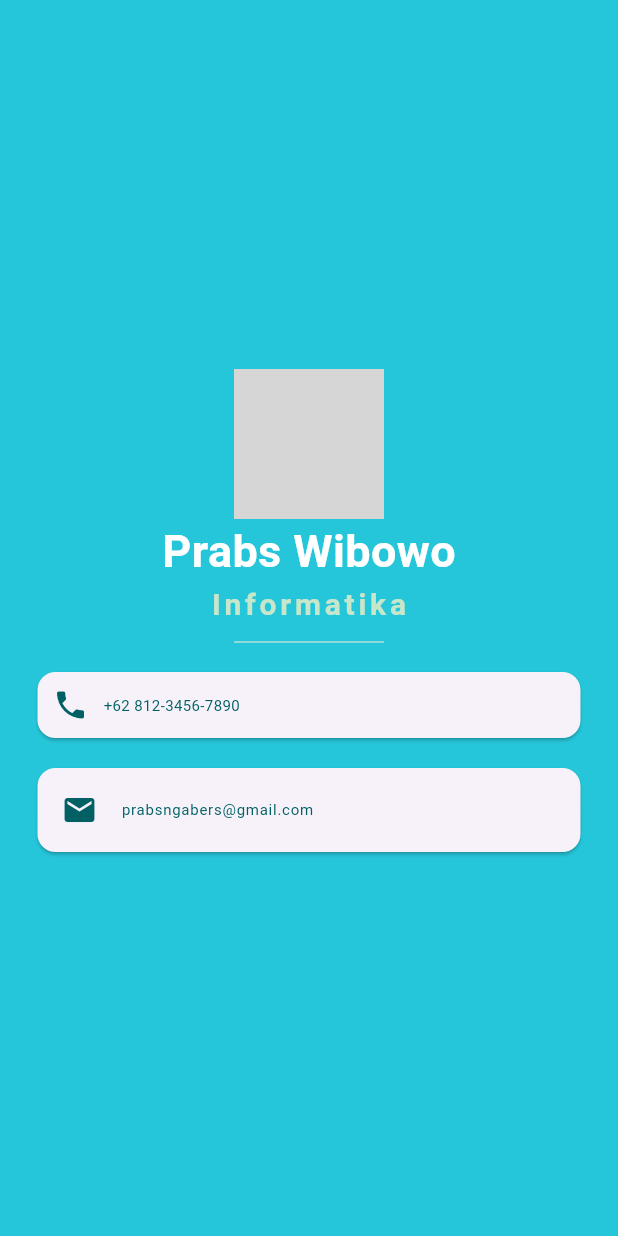
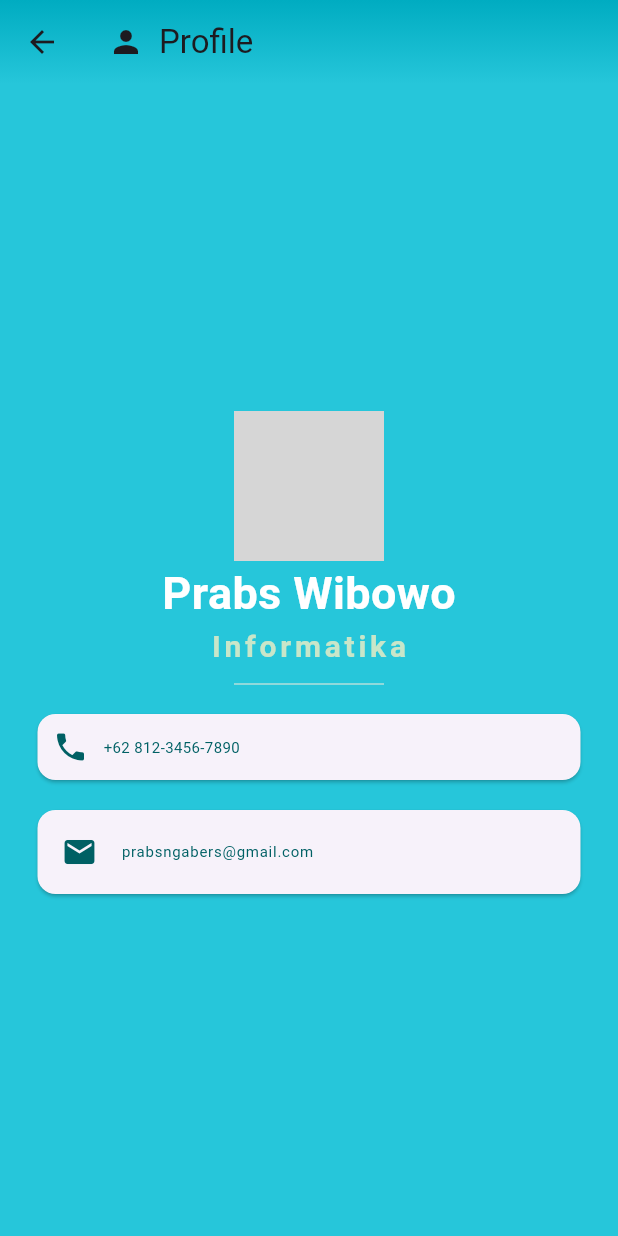
Before and after one commit to AzrilYusuf/flutter-practice, a Flutter app: the ProfileScreen screen opened directly, on a phone screen of 412 x 824 dp. Run offline on Flutter 3.47's test engine with Material 3 defaults, Android fonts, the phone set to English and light mode, and no system bars; Roboto replaces fonts that are missing (Pacifico, Source Sans Pro); grey boxes are pictures that could not be loaded.

Commit message:
feat & refactor(screens): Create home_screen, update profile_screen and shopping_screen; Update navigation; Style appBar in HomeScreen and ProfileScreen.

```diff
--- a/lib/main.dart
+++ b/lib/main.dart
@@ -1,5 +1,5 @@
 import 'package:flutter/material.dart';
-import 'package:praktikum_2/screens/profile_screen.dart';
+import 'package:praktikum_2/screens/home_screen.dart';
 
 void main(List<String> args) {
   runApp(const MyApp());
--- a/lib/screens/profile_screen.dart
+++ b/lib/screens/profile_screen.dart
@@ -7,6 +7,29 @@ class ProfileScreen extends StatelessWidget {
   Widget build(BuildContext context) {
     // Scaffold is a layout for the major Material Components (is providing structure to the page)
     return Scaffold(
+      appBar: AppBar(
+        title: Row(
+          children: [
+            Icon(Icons.person),
+            const SizedBox(width: 10.0),
+            const Text("Profile"),
+          ],
+        ),
+        // centerTitle: true,
+        backgroundColor: Colors.cyan[500],
+        // flexibleSpace is a widget that is stacked behind the toolbar and the tab bar
+        flexibleSpace: Container(
+          // BoxDecoration is a class that allows you to decorate a box with various styles
+          decoration: BoxDecoration(
+            // LinearGradient is a gradient that transitions between colors in a straight line
+            gradient: LinearGradient(
+              colors: [Colors.cyan.shade600, Colors.cyan.shade400],
+              begin: Alignment.topCenter,
+              end: Alignment.bottomCenter,
+            ),
+          ),
+        ),
+      ),
       // Gives color to the background page
       backgroundColor: Colors.cyan[400],
       // SafeArea is a widget that insets its child by sufficient padding to avoid intrusions by the operating system (like notches, status bar, etc)
@@ -29,18 +52,18 @@ class ProfileScreen extends StatelessWidget {
               style: TextStyle(
                 fontFamily: 'Pacifico',
                 fontSize: 30.0,
+                fontWeight: FontWeight.bold,
                 color: Colors.white, // Constant color
-                fontWeight: FontWeight.bold,
               ),
             ),
             Text(
               'Informatika',
               style: TextStyle(
                 fontFamily: 'Source Sans Pro',
+                fontSize: 20.0,
+                fontWeight: FontWeight.bold,
+                letterSpacing: 2.5,
                 color: Colors.green[100], // Dynamic color
-                fontSize: 20.0,
-                letterSpacing: 2.5,
-                fontWeight: FontWeight.bold,
               ),
             ),
             // SizedBox is a box with a specified size (used for spacing)
@@ -68,9 +91,9 @@ class ProfileScreen extends StatelessWidget {
                     Text(
                       '+62 812-3456-7890',
                       style: TextStyle(
-                        color: Colors.cyan[900], // Dynamic color
                         fontFamily: 'Source Sans Pro',
                         fontSize: 10.0,
+                        color: Colors.cyan[900], // Dynamic color
                       ),
                     ),
                   ],
@@ -90,9 +113,9 @@ class ProfileScreen extends StatelessWidget {
                   title: Text(
                     'prabsngabers@gmail.com',
                     style: TextStyle(
-                      color: Colors.cyan[900], // Dynamic color
                       fontFamily: 'Source Sans Pro',
                       fontSize: 10.0,
+                      color: Colors.cyan[900], // Dynamic color
                     ),
                   ),
                 ),
```
Also changed, not shown: lib/screens/home_screen.dart (added, +83 -0 lines), lib/screens/shopping_screen.dart (+5 -5 lines).
